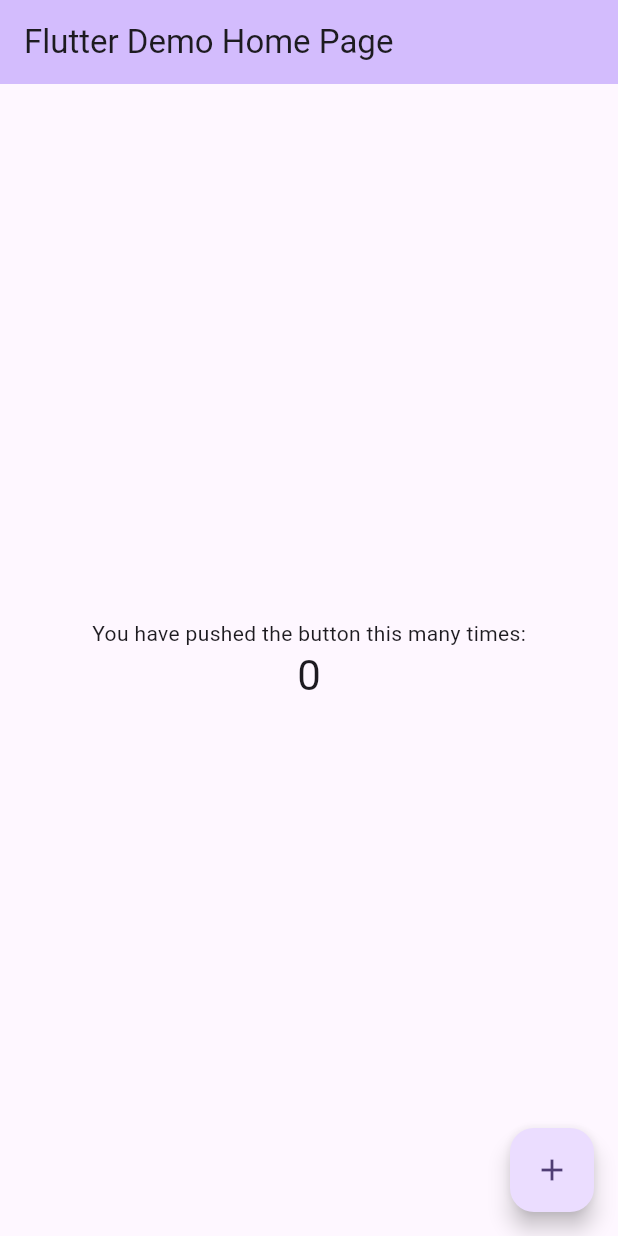
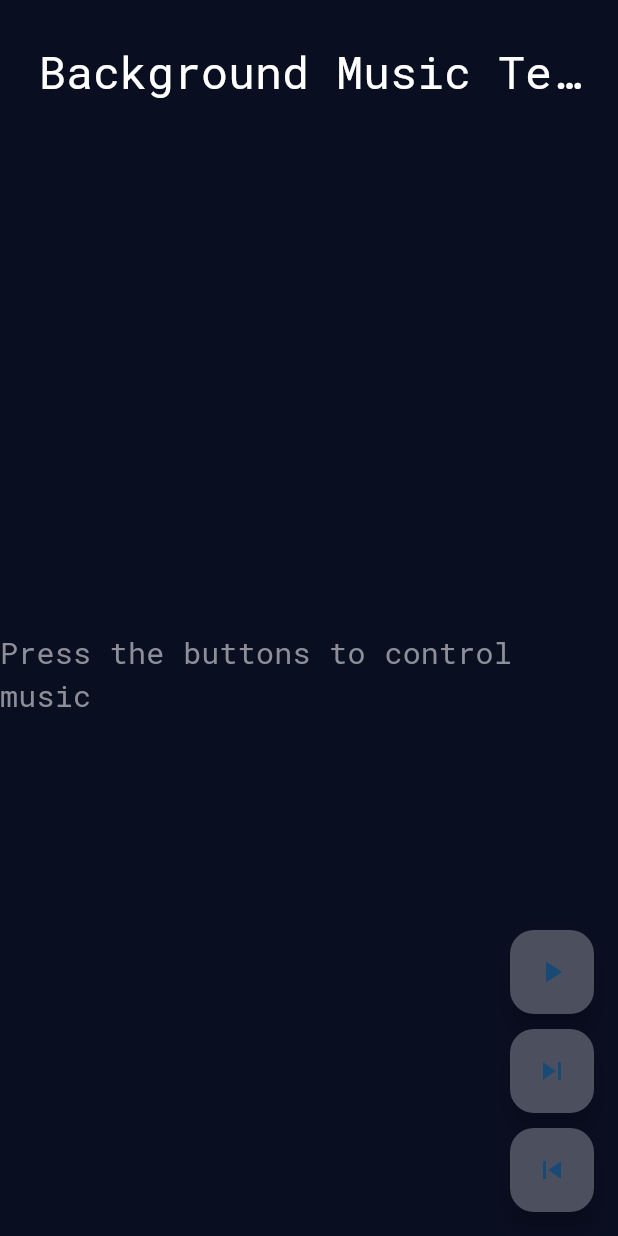
Before and after one commit to Rajan232/centelon-retail-flutter-web, a Flutter app: the screen it shows after launch, on a phone screen of 412 x 824 dp. Run offline on Flutter 3.47's test engine with Material 3 defaults, Android fonts, the phone set to English and light mode, and no system bars; our stand-ins replace google_fonts, just_audio.

Commit message:
v1.0.0 initial

```diff
--- /dev/null
+++ b/cento_test_web_app/lib/appcolours.dart
@@ -0,0 +1,9 @@
+import 'package:flutter/material.dart';
+
+class AppColours {
+  static const Color primaryColor = Color(0xFF0A0E21);
+  static const Color accentColor = Color(0xFFEB1555);
+  static const Color backgroundColor = Color(0xFFFFFFFF);
+  static const Color textColor = Color(0xFF8D8E98);
+  static const Color buttonColor = Color(0xFF4C4F5E);
+}
--- a/cento_test_web_app/lib/main.dart
+++ b/cento_test_web_app/lib/main.dart
@@ -1,4 +1,5 @@
 import 'package:flutter/material.dart';
+import 'views/home_page.dart';
 
 void main() {
   runApp(const MyApp());
@@ -11,7 +12,7 @@
   @override
   Widget build(BuildContext context) {
     return MaterialApp(
-      title: 'Flutter Demo',
+      title: 'Background Music Test',
       theme: ThemeData(
         // This is the theme of your application.
         //
@@ -28,95 +29,9 @@
         //
         // This works for code too, not just values: Most code changes can be
         // tested with just a hot reload.
-        colorScheme: ColorScheme.fromSeed(seedColor: Colors.deepPurple),
+        colorScheme: ColorScheme.fromSeed(seedColor: Colors.blue),
       ),
-      home: const MyHomePage(title: 'Flutter Demo Home Page'),
+      home: Homepage() ,
     );
   }
 }
-
-class MyHomePage extends StatefulWidget {
-  const MyHomePage({super.key, required this.title});
-
-  // This widget is the home page of your application. It is stateful, meaning
-  // that it has a State object (defined below) that contains fields that affect
-  // how it looks.
-
-  // This class is the configuration for the state. It holds the values (in this
-  // case the title) provided by the parent (in this case the App widget) and
-  // used by the build method of the State. Fields in a Widget subclass are
-  // always marked "final".
-
-  final String title;
-
-  @override
-  State<MyHomePage> createState() => _MyHomePageState();
-}
-
-class _MyHomePageState extends State<MyHomePage> {
-  int _counter = 0;
-
-  void _incrementCounter() {
-    setState(() {
-      // This call to setState tells the Flutter framework that something has
-      // changed in this State, which causes it to rerun the build method below
-      // so that the display can reflect the updated values. If we changed
-      // _counter without calling setState(), then the build method would not be
-      // called again, and so nothing would appear to happen.
-      _counter++;
-    });
-  }
-
-  @override
-  Widget build(BuildContext context) {
-    // This method is rerun every time setState is called, for instance as done
-    // by the _incrementCounter method above.
-    //
-    // The Flutter framework has been optimized to make rerunning build methods
-    // fast, so that you can just rebuild anything that needs updating rather
-    // than having to individually change instances of widgets.
-    return Scaffold(
-      appBar: AppBar(
-        // TRY THIS: Try changing the color here to a specific color (to
-        // Colors.amber, perhaps?) and trigger a hot reload to see the AppBar
-        // change color while the other colors stay the same.
-        backgroundColor: Theme.of(context).colorScheme.inversePrimary,
-        // Here we take the value from the MyHomePage object that was created by
-        // the App.build method, and use it to set our appbar title.
-        title: Text(widget.title),
-      ),
-      body: Center(
-        // Center is a layout widget. It takes a single child and positions it
-        // in the middle of the parent.
-        child: Column(
-          // Column is also a layout widget. It takes a list of children and
-          // arranges them vertically. By default, it sizes itself to fit its
-          // children horizontally, and tries to be as tall as its parent.
-          //
-          // Column has various properties to control how it sizes itself and
-          // how it positions its children. Here we use mainAxisAlignment to
-          // center the children vertically; the main axis here is the vertical
-          // axis because Columns are vertical (the cross axis would be
-          // horizontal).
-          //
-          // TRY THIS: Invoke "debug painting" (choose the "Toggle Debug Paint"
-          // action in the IDE, or press "p" in the console), to see the
-          // wireframe for each widget.
-          mainAxisAlignment: MainAxisAlignment.center,
-          children: <Widget>[
-            const Text('You have pushed the button this many times:'),
-            Text(
-              '$_counter',
-              style: Theme.of(context).textTheme.headlineMedium,
-            ),
-          ],
-        ),
-      ),
-      floatingActionButton: FloatingActionButton(
-        onPressed: _incrementCounter,
-        tooltip: 'Increment',
-        child: const Icon(Icons.add),
-      ), // This trailing comma makes auto-formatting nicer for build methods.
-    );
-  }
-}
--- /dev/null
+++ b/cento_test_web_app/lib/views/home_page.dart
@@ -0,0 +1,136 @@
+// ignore_for_file: library_private_types_in_public_api
+
+import 'package:flutter/material.dart';
+import '../appcolours.dart';
+import 'package:google_fonts/google_fonts.dart';
+import 'package:just_audio/just_audio.dart';
+import 'package:logging/logging.dart';
+
+class Homepage extends StatefulWidget {
+  const Homepage({super.key});
+
+  @override
+  _HomepageState createState() => _HomepageState();
+}
+
+class _HomepageState extends State<Homepage> {
+  final _player = AudioPlayer();
+  bool _isPlaying = false;
+
+  @override
+  void initState() {
+    super.initState();
+    _initAudio();
+  }
+
+  Future<void> _initAudio() async {
+    try {
+      await _player.setAudioSource(AudioSource.uri(Uri.parse('../assets/music.mp3'))); // Replace with your audio file path
+    } catch (e) {
+      // Import the logging package
+
+
+      // Initialize the logger
+      final logger = Logger('Homepage');
+
+      // Log the error
+      logger.severe("Error loading audio source: $e");
+    }
+    _player.playerStateStream.listen((playerState) {
+      if (playerState.processingState == ProcessingState.completed) {
+        setState(() {
+          _isPlaying = false;
+        });
+      }
+    });
+
+    _player.playingStream.listen((playing) {
+      setState(() {
+        _isPlaying = playing;
+      });
+    });
+  }
+
+  @override
+  void dispose() {
+    _player.dispose();
+    super.dispose();
+  }
+
+  Future<void> _playPause() async {
+    if (_isPlaying) {
+      await _player.pause();
+    } else {
+      await _player.play();
+    }
+  }
+
+  Future<void> _nextSong() async {
+    await _player.seek(Duration.zero); // Restart the track for simplicity
+    await _player.play();
+  }
+
+  Future<void> _previousSong() async {
+    await _player.seek(Duration.zero); // Restart the track for simplicity
+    await _player.play();
+  }
+
+  @override
+  Widget build(BuildContext context) {
+    return Scaffold(
+      backgroundColor: AppColours.primaryColor,
+      appBar: AppBar(
+        toolbarHeight: 75.0,
+        title: Padding(
+          padding: const EdgeInsets.only(top: 20.0, left: 10.0),
+          child: Text(
+            'Background Music Test',
+            style: GoogleFonts.robotoMono(
+                textStyle: const TextStyle(
+              color: Color(0xFFFFFFFF),
+              fontSize: 30.0,
+            )),
+          ),
+        ),
+        backgroundColor: AppColours.primaryColor,
+      ),
+      body: Center(
+        child: Text(
+          'Press the buttons to control music',
+          style: GoogleFonts.robotoMono(
+              textStyle: TextStyle(
+                  color: AppColours.textColor,
+                  fontSize: 20.0,
+                  letterSpacing: 0.15,
+                  wordSpacing: 0.25)),
+        ),
+      ),
+      floatingActionButton: Column(
+        mainAxisSize: MainAxisSize.min,
+        children: [
+          FloatingActionButton(
+            onPressed: _playPause,
+            backgroundColor: AppColours.buttonColor,
+            hoverColor: const Color(0xFFF2F2F2),
+            child: Icon(_isPlaying ? Icons.pause : Icons.play_arrow),
+          ),
+          const SizedBox(height: 10),
+          FloatingActionButton(
+            onPressed: _nextSong,
+            backgroundColor: AppColours.buttonColor,
+            hoverColor: const Color(0xFFF2F2F2),
+            child: const Icon(Icons.skip_next),
+          ),
+          const SizedBox(height: 10),
+          FloatingActionButton(
+            onPressed: _previousSong,
+            backgroundColor: AppColours.buttonColor,
+            hoverColor: const Color(0xFFF2F2F2),
+            child: const Icon(Icons.skip_previous),
+          ),
+        ],
+      ),
+      floatingActionButtonLocation: FloatingActionButtonLocation.endFloat,
+    );
+  }
+}
--- a/cento_test_web_app/pubspec.yaml
+++ b/cento_test_web_app/pubspec.yaml
@@ -34,6 +34,10 @@ dependencies:
   # The following adds the Cupertino Icons font to your application.
   # Use with the CupertinoIcons class for iOS style icons.
   cupertino_icons: ^1.0.8
+  audio_service: ^0.18.17
+  google_fonts: ^6.2.1
+  just_audio: ^0.9.46
+  logging: ^1.3.0
 
 dev_dependencies:
   flutter_test:
```
Also changed, not shown: cento_test_web_app/pubspec.lock, 2 other files.
